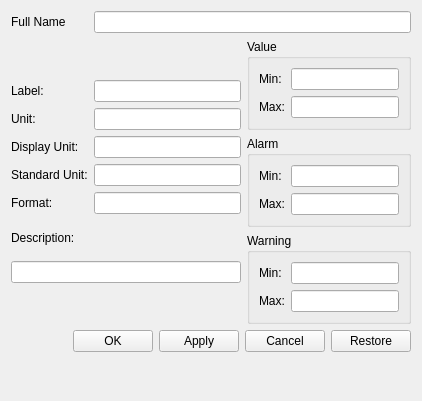
Old version of the form taurus/lib/taurus/qt/qtgui/panel/ui/TaurusConfigurationPanel.ui in the repository taurus-org/taurus.
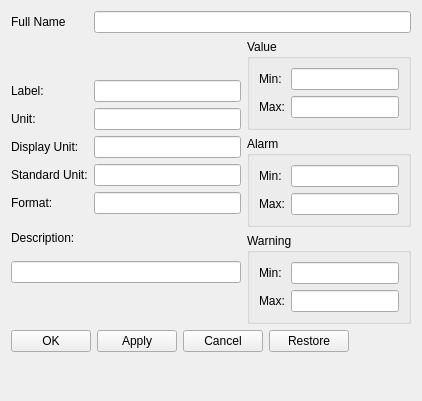
New version of the form. Custom widgets are drawn as their Qt base class.

Commit message: Apply UILoadable to all ui based taurus widgets

What changed in the file:
```diff
--- a/taurus/lib/taurus/qt/qtgui/panel/ui/TaurusConfigurationPanel.ui
+++ b/taurus/lib/taurus/qt/qtgui/panel/ui/TaurusConfigurationPanel.ui
@@ -150,28 +150,44 @@
    </item>
    <item row="11" column="0" colspan="4" >
     <layout class="QGridLayout" name="gridLayout_2" >
-     <item row="2" column="3" >
+     <item row="2" column="0" >
+      <widget class="QPushButton" name="pushButtonOk" >
+       <property name="enabled" >
+        <bool>true</bool>
+       </property>
+       <property name="sizePolicy" >
+        <sizepolicy vsizetype="Fixed" hsizetype="Minimum" >
+         <horstretch>0</horstretch>
+         <verstretch>0</verstretch>
+        </sizepolicy>
+       </property>
+       <property name="text" >
+        <string>OK</string>
+       </property>
+      </widget>
+     </item>
+     <item row="2" column="1" >
       <widget class="QPushButton" name="pushButtonApply" >
        <property name="text" >
         <string>Apply</string>
        </property>
       </widget>
      </item>
-     <item row="2" column="5" >
+     <item row="2" column="2" >
       <widget class="QPushButton" name="pushButtonCancel" >
        <property name="text" >
         <string>Cancel</string>
        </property>
       </widget>
      </item>
-     <item row="2" column="6" >
+     <item row="2" column="3" >
       <widget class="QPushButton" name="pushButtonRestore" >
        <property name="text" >
         <string>Restore</string>
        </property>
       </widget>
      </item>
-     <item row="2" column="1" >
+     <item row="2" column="4" >
       <spacer name="horizontalSpacer" >
        <property name="orientation" >
         <enum>Qt::Horizontal</enum>
@@ -184,22 +200,6 @@
        </property>
       </spacer>
      </item>
-     <item row="2" column="2" >
-      <widget class="QPushButton" name="pushButtonOk" >
-       <property name="enabled" >
-        <bool>true</bool>
-       </property>
-       <property name="sizePolicy" >
-        <sizepolicy vsizetype="Fixed" hsizetype="Minimum" >
-         <horstretch>0</horstretch>
-         <verstretch>0</verstretch>
-        </sizepolicy>
-       </property>
-       <property name="text" >
-        <string>OK</string>
-       </property>
-      </widget>
-     </item>
     </layout>
    </item>
    <item row="0" column="0" >
```
The commit also changes 69 other files.
